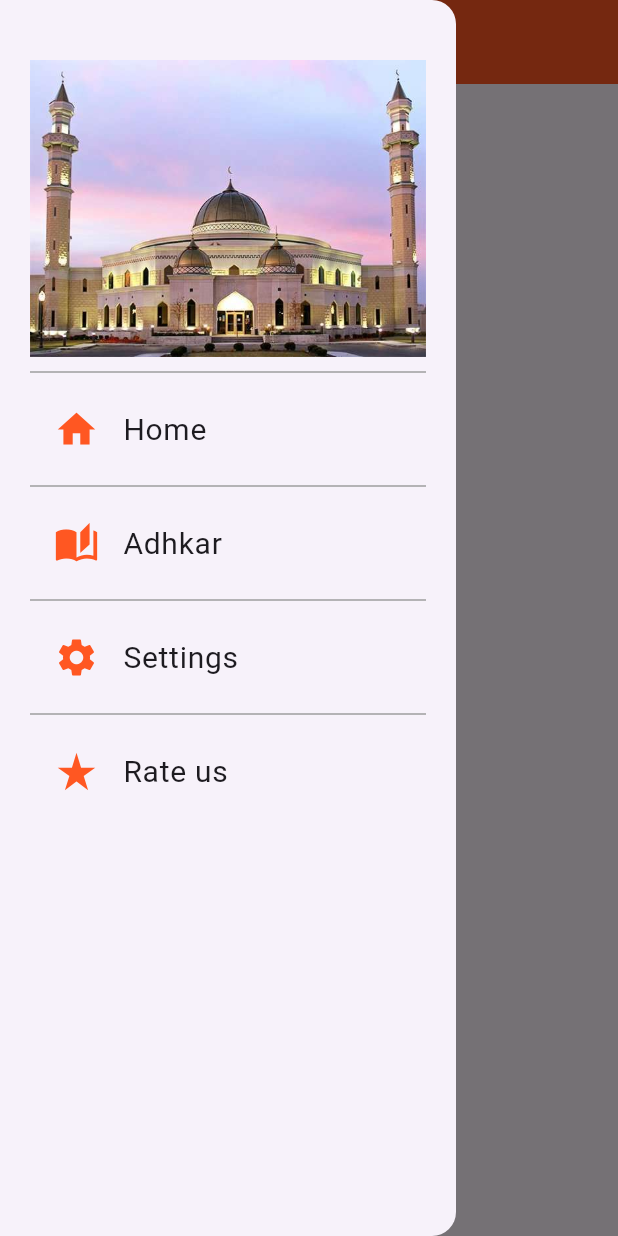
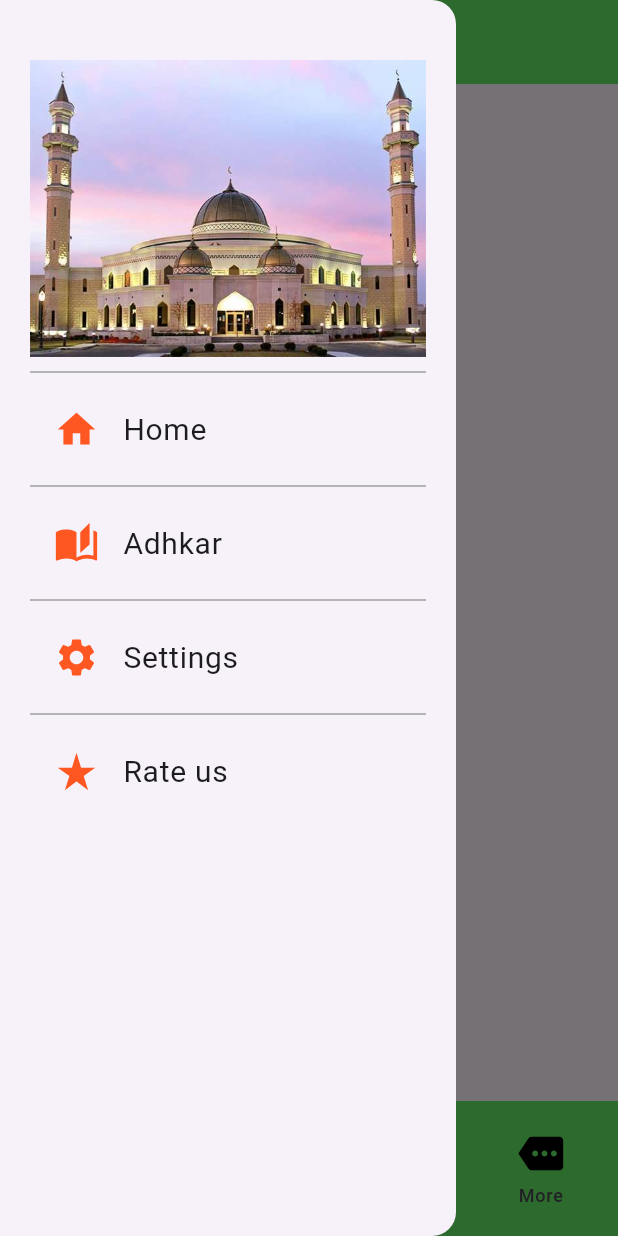
Before and after one commit to Abdssamie/Prayers_Counter_Android_App, a Flutter app: the screen it shows after launch, with the side drawer open, on a phone screen of 412 x 824 dp. Run offline on Flutter 3.47's test engine with Material 3 defaults, Android fonts, the phone set to English and light mode, and no system bars; our stand-ins replace adaptive_theme, shared_preferences.

Commit message:
features in progress

```diff
--- /dev/null
+++ b/lib/green_colors_scheme.dart
@@ -0,0 +1,34 @@
+import 'package:flutter/material.dart';
+
+// Light Mode Colors (Greenish)
+Color lBackgroundColor = const Color(0xFFE8F5E9); // Light green background
+Color lFontColor = const Color(0xFF388E3C); // Dark green text color for light mode
+Color lSecondaryFontColor = const Color(0xFF81C784); // Light green secondary text color
+Color lButtonColor = const Color(0xFF4CAF50); // Green button color
+Color lButtonTextColor = const Color(0xFFFFFFFF); // White text for buttons
+Color lCardColor = const Color(0xFF61E763); // White card background
+Color lShadowColor = const Color(0xFFBDBDBD); // Subtle gray shadow for light mode
+Color lAccentColor = const Color(0xFF66BB6A); // Light green accent color
+Color lIconColor = const Color(0xFF000000);
+
+// Dark Mode Colors (Greenish)
+Color dBackgroundColor = const Color(0xFF1B5E20); // Dark green background
+Color dFontColor = const Color(0xFFFFFFFF); // White text color for dark mode
+Color dSecondaryFontColor = const Color(0xFF81C784); // Lighter green text for dark mode
+Color dButtonColor = const Color(0xFF66BB6A); // Lighter green button color
+Color dButtonTextColor = const Color(0xFF000000); // Dark text for buttons in dark mode
+Color dCardColor = const Color(0xFF2C6B2F); // Darker green card background
+Color dShadowColor = const Color(0xFF388E3C); // Dark green shadow color
+Color dAccentColor = const Color(0xFF83CC81); // Soft green accent color
+Color dIconColor = const Color(0xFFFFFFFF);
+
+// Example variables with conditional values for light/dark mode adaptivity
+Color getBackgroundColor(bool isDarkMode) => isDarkMode ? dBackgroundColor : lBackgroundColor;
+Color getFontColor(bool isDarkMode) => isDarkMode ? dFontColor : lFontColor;
+Color getSecondaryFontColor(bool isDarkMode) => isDarkMode ? dSecondaryFontColor : lSecondaryFontColor;
+Color getButtonColor(bool isDarkMode) => isDarkMode ? dButtonColor : lButtonColor;
+Color getButtonTextColor(bool isDarkMode) => isDarkMode ? dButtonTextColor : lButtonTextColor;
+Color getCardColor(bool isDarkMode) => isDarkMode ? dCardColor : lCardColor;
+Color getShadowColor(bool isDarkMode) => isDarkMode ? dShadowColor : lShadowColor;
+Color getAccentColor(bool isDarkMode) => isDarkMode ? dAccentColor : lAccentColor;
+Color getIconColor(bool isDarkMode) => isDarkMode ? dIconColor : lIconColor;
--- a/lib/main.dart
+++ b/lib/main.dart
@@ -3,7 +3,8 @@ import 'package:adaptive_theme/adaptive_theme.dart';
 import 'package:flutter/rendering.dart';
 import 'package:shared_preferences/shared_preferences.dart';
 import 'package:official_official_official/helpers.dart';
-
+import 'package:official_official_official/green_colors_scheme.dart';
+import 'package:flutter/widgets.dart';
 
 void main() async {
   // Ensure all bindings are initialized before AdaptiveTheme.
@@ -13,7 +14,10 @@ void main() async {
   final isDarkMode = AdaptiveThemeMode.dark == savedThemeMode;
   final sharedPreferences = await SharedPreferences.getInstance();
 
-  runApp(MyApp(savedThemeMode: savedThemeMode, isDarkMode: isDarkMode, sharedPreferences: sharedPreferences));
+  runApp(MyApp(
+      savedThemeMode: savedThemeMode,
+      isDarkMode: isDarkMode,
+      sharedPreferences: sharedPreferences));
 }
 
 class MyApp extends StatelessWidget {
@@ -21,11 +25,15 @@ class MyApp extends StatelessWidget {
   final bool? isDarkMode;
   final SharedPreferences? sharedPreferences;
 
-  const MyApp({super.key, this.savedThemeMode, this.isDarkMode, this.sharedPreferences});
+  const MyApp({
+    super.key,
+    this.savedThemeMode,
+    this.isDarkMode,
+    this.sharedPreferences,
+  });
 
   @override
   Widget build(BuildContext context) {
-
     return AdaptiveTheme(
         light: ThemeData.light(useMaterial3: true),
         dark: ThemeData.dark(useMaterial3: true),
@@ -33,22 +41,30 @@ class MyApp extends StatelessWidget {
         builder: (theme, darkTheme) => MaterialApp(
               title: 'Flutter Android Application',
               theme: theme,
-          home: const HomeScreen(),
-        )
-    );
+              home: const MainApp(),
+            ));
   }
 }
 
-
-
-class HomeScreen extends StatefulWidget {
-  const HomeScreen({super.key});
+class MainApp extends StatefulWidget {
+  const MainApp({super.key});
 
   @override
-  HomeScreenState createState() => HomeScreenState();
+  MainAppState createState() => MainAppState();
 }
 
-class HomeScreenState extends State<HomeScreen> {
+class MainAppState extends State<MainApp> {
+  final List<Map<String, dynamic>> moreDestinations = [
+    {'icon': Icons.view_list_outlined, 'label': 'Ahadith'},
+    {'icon': Icons.mosque_outlined, 'label': 'Nearby Mosques'},
+    {'icon': Icons.settings_outlined, 'label': 'Settings'},
+  ];
+  static const _kFontFam = 'MyFlutterApp';
+  static const String? _kFontPkg = null;
+
+  static const IconData kaaba = IconData(0xf66b, fontFamily: _kFontFam, fontPackage: _kFontPkg);
+
+  int currentPageIndex = 0;
   int _counter = 0;
   String? _selectedAdhkar;
   final List<String> _adhkarList = [
@@ -73,13 +89,15 @@ class HomeScreenState extends State<HomeScreen> {
   @override
   Widget build(BuildContext context) {
     var currentMode = AdaptiveTheme.of(context).mode;
+    var isDarkMode = currentMode == AdaptiveThemeMode.dark;
     return Scaffold(
       appBar: AppBar(
-        backgroundColor: Colors.deepOrange,
-        title: const Text('Adhkar App',
+        backgroundColor: getCardColor(isDarkMode),
+        title: const Text(
+          'Salati Jannati',
           style: TextStyle(
             fontFamily: 'IBMPlexSansArabic',
-            fontSize: 24,
+            fontSize: 25,
             fontWeight: FontWeight.w500,
           ),
         ),
@@ -98,74 +116,70 @@ class HomeScreenState extends State<HomeScreen> {
                 switch (index) {
                   case 0:
                     return const Image(
-                      image: AssetImage("assets/images/mosque-building-fund.jpeg"),
+                      image:
+                          AssetImage("assets/images/mosque-building-fund.jpeg"),
                     );
                   case 1:
                     return ListTile(
                       onTap: () {
-                        // Handle navigation or other actions here
                         Navigator.push(
                           context,
-                        MaterialPageRoute(builder: (context) => const HomeScreen()),
+                          MaterialPageRoute(
+                              builder: (context) => const MainApp()),
                         );
                       },
-                      leading: const Icon(Icons.home, size: 30.0, color: Colors.deepOrange), // Replace with appropriate icons for each case
-                      title: const InkWell( // Use InkWell for visual feedback on tap
-                        child: Text(
-                          "Home", // Replace with appropriate text for each case
+                      leading: const Icon(Icons.home,
+                          size: 30.0, color: Colors.deepOrange),
+                      title: const Text(
+                        "Home",
                         style: TextStyle(
                           fontWeight: FontWeight.w400,
                           fontSize: 20,
-                            // Add decoration for hover effect if needed
-                          ),
                         ),
                       ),
                     );
                   case 2:
                     return ListTile(
                       onTap: () {
-                        // Handle navigation or other actions here
                         Navigator.push(
                           context,
-                          MaterialPageRoute(builder: (context) => const AdhkarPage()),
+                          MaterialPageRoute(
+                              builder: (context) => const AdhkarPage()),
                         );
                       },
-                      leading: const Icon(Icons.auto_stories, size: 30.0, color: Colors.deepOrange), // Replace with appropriate icons for each case
-                      title: const InkWell( // Use InkWell for visual feedback on tap
-                        child: Text(
-                          "Adhkar", // Replace with appropriate text for each case
+                      leading: const Icon(Icons.auto_stories,
+                          size: 30.0, color: Colors.deepOrange),
+                      title: const Text(
+                        "Adhkar",
                         style: TextStyle(
                           fontWeight: FontWeight.w400,
                           fontSize: 20,
-                            // Add decoration for hover effect if needed
-                          ),
                         ),
                       ),
                     );
                   case 3:
                     return ListTile(
                       onTap: () {
-                        // Handle navigation or other actions here
                         Navigator.push(
                           context,
-                          MaterialPageRoute(builder: (context) => const SettingsScreen()),
+                          MaterialPageRoute(
+                              builder: (context) => const SettingsScreen()),
                         );
                       },
-                      leading: const Icon(Icons.settings, size: 30.0, color: Colors.deepOrange), // Replace with appropriate icons for each case
-                      title: const InkWell( // Use InkWell for visual feedback on tap
-                        child: Text(
-                          "Settings", // Replace with appropriate text for each case
+                      leading: const Icon(Icons.settings,
+                          size: 30.0, color: Colors.deepOrange),
+                      title: const Text(
+                        "Settings",
                         style: TextStyle(
                           fontWeight: FontWeight.w400,
                           fontSize: 20,
-                            // Add decoration for hover effect if needed
-                          ),
                         ),
                       ),
                     );
                   case 4:
                     return ListTile(
-                      leading: const Icon(Icons.star_rate, size: 30.0, color: Colors.deepOrange),
+                      leading: const Icon(Icons.star_rate,
+                          size: 30.0, color: Colors.deepOrange),
                       title: GestureDetector(
                         onTap: () => launchGooglePlay("com.facebook.katana"),
                         child: const Text(
@@ -182,61 +196,74 @@ class HomeScreenState extends State<HomeScreen> {
                 }
               },
               separatorBuilder: (context, index) => const Divider(
-                color: Colors.grey, // Divider color
-                thickness: 1, // Divider thickness
-                height: 20, // Space around the divider
+                color: Colors.grey,
+                thickness: 1,
+                height: 20,
               ),
             ),
           ),
         ),
       ),
-      body: Center(
-        child: Column(
-          mainAxisAlignment: MainAxisAlignment.center,
-          children: [
-            DropdownButton<String>(
-              value: _selectedAdhkar,
-              hint: const Text('Select Adhkar'),
-              items: _adhkarList.map((adhkar) {
-                return DropdownMenuItem<String>(
-                  value: adhkar,
-                  child: Text(adhkar),
-                );
-              }).toList(),
-              onChanged: (String? newValue) {
+      bottomNavigationBar: NavigationBar(
+        height: 90,
+        indicatorColor: getFontColor(isDarkMode),
+        destinations: [
+          NavigationDestination(
+            tooltip: "Tooltip test",
+            selectedIcon: Icon(Icons.mosque_outlined,
+              size: 35, color: getBackgroundColor(isDarkMode)
+            ),
+            icon: Icon(Icons.mosque_outlined,
+                size: 30, color: getIconColor(isDarkMode)),
+            label: 'Salat times',
+          ),
+          NavigationDestination(
+            selectedIcon: Icon(Icons.format_list_bulleted_outlined,
+              size: 33, color: getBackgroundColor(isDarkMode)
+            ),
+            icon: Icon(Icons.format_list_bulleted_outlined,
+                size: 30, color: getIconColor(isDarkMode)),
+            label: 'Adhkar',
+          ),
+          NavigationDestination(
+            selectedIcon: Icon(Icons.menu_book_outlined,
+              size: 33, color: getBackgroundColor(isDarkMode)
+            ),
+            icon: Icon(Icons.menu_book_outlined,
+                size: 30, color: getIconColor(isDarkMode)),
+            label: 'Quran',
+          ),
+          NavigationDestination(
+            selectedIcon: Icon(Icons.more,
+              size: 33, color: getBackgroundColor(isDarkMode)
+            ),
+            icon: Icon(Icons.more,
+                size: 30, color: getIconColor(isDarkMode)),
+            label: 'More',
+          ),
+        ],
+        selectedIndex: currentPageIndex,
+        onDestinationSelected: (int index) {
           setState(() {
-                  _selectedAdhkar = newValue;
+            currentPageIndex = index;
           });
         },
+        backgroundColor: getCardColor(isDarkMode),
+        animationDuration: const Duration(milliseconds: 700),
       ),
-            const SizedBox(height: 20),
-            ElevatedButton(
-              onPressed: _incrementCounter,
-              style: ElevatedButton.styleFrom(
-                shape: const CircleBorder(),
-                padding: const EdgeInsets.all(30),
-              ),
-              child: Text(
-                '$_counter\n${_selectedAdhkar ?? ''}',
-                textAlign: TextAlign.center,
-                style: const TextStyle(fontSize: 20),
-              ),
-            ),
-            const SizedBox(height: 20),
-            ElevatedButton(
-              onPressed: _resetCounter,
-              child: const Text('Reset'),
-            ),
-          ],
-        ),
-      )
+      body: [
+        const Center(),
+        const Center(),
+        const Center(),
+        const Center(),
+      ][currentPageIndex],
     );
   }
 }
 
-
 class SettingsScreen extends StatefulWidget {
   const SettingsScreen({super.key});
+
   @override
   SettingsScreenState createState() => SettingsScreenState();
 }
@@ -245,15 +272,14 @@ class SettingsScreenState extends State<SettingsScreen> {
   final _formKey = GlobalKey<FormState>();
   String _userInput = '';
   late SharedPreferences? _prefs;
+
   // TODO: Fix bugs about widget inheritance and global state management
   // TODO: Try to use Provider or StreamBuilder for better state management
 
   @override
   Widget build(BuildContext context) {
     const darkModeText = "Dark Mode";
-    bool isDarkMode = AdaptiveThemeMode.dark == AdaptiveTheme
-        .of(context)
-        .mode;
+    bool isDarkMode = AdaptiveThemeMode.dark == AdaptiveTheme.of(context).mode;
     return Scaffold(
       appBar: AppBar(
         backgroundColor: Colors.deepOrange,
@@ -272,15 +298,15 @@ class SettingsScreenState extends State<SettingsScreen> {
         child: Column(
           crossAxisAlignment: CrossAxisAlignment.start,
           children: <Widget>[
-            Row(
-                children: [
+            Row(children: [
               const Padding(
-                      padding: EdgeInsets.fromLTRB(20,10,8,10),
+                padding: EdgeInsets.fromLTRB(20, 10, 8, 10),
                 child: Icon(
                   Icons.dark_mode_sharp,
-                  ),),
+                ),
+              ),
               const Padding(
-                    padding: EdgeInsets.fromLTRB(18,10,0,10),
+                padding: EdgeInsets.fromLTRB(18, 10, 0, 10),
                 child: Text(
                   textAlign: TextAlign.start,
                   darkModeText,
@@ -297,7 +323,8 @@ class SettingsScreenState extends State<SettingsScreen> {
                   value: isDarkMode,
                   onChanged: (value) {
                     toggleTheme(context);
-                        isDarkMode = AdaptiveThemeMode.dark == AdaptiveTheme.of(context).mode;
+                    isDarkMode = AdaptiveThemeMode.dark ==
+                        AdaptiveTheme.of(context).mode;
                   },
                   activeColor: Colors.white,
                   activeTrackColor: Colors.green,
@@ -305,8 +332,7 @@ class SettingsScreenState extends State<SettingsScreen> {
                   inactiveTrackColor: Colors.white,
                 ),
               ),
-                ]
-            ),
+            ]),
             const SizedBox(height: 20),
             Form(
               key: _formKey,
@@ -348,8 +374,7 @@ class SettingsScreenState extends State<SettingsScreen> {
                 onPressed: () {
                   AdaptiveTheme.of(context).setDark();
                 },
-                child: const Text("")
-            )
+                child: const Text(""))
           ],
         ),
       ),
@@ -361,48 +386,77 @@ class AdhkarPage extends StatefulWidget {
   const AdhkarPage({super.key});
 
   @override
-  AdhkarPageState createState () => AdhkarPageState();
+  AdhkarPageState createState() => AdhkarPageState();
 }
 
 class AdhkarPageState extends State<AdhkarPage> {
   final List<String> adhkarList = const [
-  "SubhanAllah", // Glory be to Allah (Recite 33 times)
-  "Alhamdulillah", // All praise is due to Allah (Recite 33 times)
-  "Allahu Akbar", // Allah is the Greatest (Recite 34 times)
-  "La ilaha illallah", // There is no god but Allah
-  "Astaghfirullah", // I seek forgiveness from Allah
-  "SubhanAllahi wa bihamdihi, SubhanAllahil Azeem", // Glory be to Allah and praise Him, glory be to Allah, the Supreme.
-  "Bismillah", // In the name of Allah
-  "La hawla wa la quwwata illa billah", // There is no power and no strength except with Allah
-  "Hasbiyallahu la ilaha illa Huwa", // Allah is sufficient for me; there is no deity except Him.
-  "Radheetu billahi Rabba wa bil Islami deena wa bi Muhammadin Nabiyya", // I am pleased with Allah as my Lord, with Islam as my religion, and with Muhammad as my Prophet.
-  "Allahumma inni as’aluka al-'afiyah", // O Allah, I ask You for health and safety.
-  "Allahumma salli ala Muhammad wa ala aali Muhammad", // O Allah, send blessings upon Muhammad and the family of Muhammad.
-  "Ya Hayyu Ya Qayyum, bi rahmatika astagheeth", // O Ever-Living, O Sustainer, in Your mercy, I seek relief.
-  "Allahumma inni a'udhu bika min al-hammi wal-hazan", // O Allah, I seek refuge in You from worry and grief.
-  "Rabbi zidni ilma", // My Lord, increase me in knowledge.
-  "SubhanAllahi wa bihamdihi, 'adada khalqihi, wa ridha nafsihi", // Glory be to Allah and His praise, as numerous as His creation and as much as He is pleased.
-  "Ya Allah, Ya Rahman, Ya Raheem", // O Allah, O Merciful, O Compassionate
-  "Rabbi habli min ladunka rahmah", // My Lord, grant me mercy from Your presence.
-  "Allahumma la sahla illa ma ja'altahu sahla", // O Allah, there is no ease except what You make easy.
-  "Ameen", // Amen
-  "Allahumma inni as'aluka al-jannah", // O Allah, I ask You for Paradise.
-  "Allahumma inni a’udhu bika min ‘adhab al-qabr", // O Allah, I seek refuge in You from the torment of the grave.
-  "Rabbi inni lima anzalta ilayya min khayrin faqir", // My Lord, I am in need of whatever good You send down to me.
-  "La ilaha illa anta subhanaka inni kuntu minaz-zalimeen", // There is no deity except You; exalted are You. Indeed, I have been of the wrongdoers.
-  "Astaghfirullaha rabbi min kulli dhambin", // I seek forgiveness from my Lord for all sins.
-  "Allahumma ajirni min an-nar", // O Allah, save me from the Fire.
-  "Allahumma innaka 'afuwwun tuhibbul-'afwa fa'fu 'anni", // O Allah, You are forgiving and love forgiveness, so forgive me.
-  "Bismillahilladhi la yadurru ma’ ismihi shay’un", // In the name of Allah, with whose name nothing in the heavens or the earth can cause harm.
-  "Alhamdulillah allathee at'amana wa saqana", // Praise be to Allah who fed us and gave us drink.
-  "Ya Muqallib al-qulub, thabbit qalbi ala deenik", // O Turner of the hearts, make my heart firm upon Your religion.
+    "SubhanAllah",
+    // Glory be to Allah (Recite 33 times)
+    "Alhamdulillah",
+    // All praise is due to Allah (Recite 33 times)
+    "Allahu Akbar",
+    // Allah is the Greatest (Recite 34 times)
+    "La ilaha illallah",
+    // There is no god but Allah
+    "Astaghfirullah",
+    // I seek forgiveness from Allah
+    "SubhanAllahi wa bihamdihi, SubhanAllahil Azeem",
+    // Glory be to Allah and praise Him, glory be to Allah, the Supreme.
+    "Bismillah",
+    // In the name of Allah
+    "La hawla wa la quwwata illa billah",
+    // There is no power and no strength except with Allah
+    "Hasbiyallahu la ilaha illa Huwa",
+    // Allah is sufficient for me; there is no deity except Him.
+    "Radheetu billahi Rabba wa bil Islami deena wa bi Muhammadin Nabiyya",
+    // I am pleased with Allah as my Lord, with Islam as my religion, and with Muhammad as my Prophet.
+    "Allahumma inni as’aluka al-'afiyah",
+    // O Allah, I ask You for health and safety.
+    "Allahumma salli ala Muhammad wa ala aali Muhammad",
+    // O Allah, send blessings upon Muhammad and the family of Muhammad.
+    "Ya Hayyu Ya Qayyum, bi rahmatika astagheeth",
+    // O Ever-Living, O Sustainer, in Your mercy, I seek relief.
+    "Allahumma inni a'udhu bika min al-hammi wal-hazan",
+    // O Allah, I seek refuge in You from worry and grief.
+    "Rabbi zidni ilma",
+    // My Lord, increase me in knowledge.
+    "SubhanAllahi wa bihamdihi, 'adada khalqihi, wa ridha nafsihi",
+    // Glory be to Allah and His praise, as numerous as His creation and as much as He is pleased.
+    "Ya Allah, Ya Rahman, Ya Raheem",
+    // O Allah, O Merciful, O Compassionate
+    "Rabbi habli min ladunka rahmah",
+    // My Lord, grant me mercy from Your presence.
+    "Allahumma la sahla illa ma ja'altahu sahla",
+    // O Allah, there is no ease except what You make easy.
+    "Ameen",
+    // Amen
+    "Allahumma inni as'aluka al-jannah",
+    // O Allah, I ask You for Paradise.
+    "Allahumma inni a’udhu bika min ‘adhab al-qabr",
+    // O Allah, I seek refuge in You from the torment of the grave.
+    "Rabbi inni lima anzalta ilayya min khayrin faqir",
+    // My Lord, I am in need of whatever good You send down to me.
+    "La ilaha illa anta subhanaka inni kuntu minaz-zalimeen",
+    // There is no deity except You; exalted are You. Indeed, I have been of the wrongdoers.
+    "Astaghfirullaha rabbi min kulli dhambin",
+    // I seek forgiveness from my Lord for all sins.
+    "Allahumma ajirni min an-nar",
+    // O Allah, save me from the Fire.
+    "Allahumma innaka 'afuwwun tuhibbul-'afwa fa'fu 'anni",
+    // O Allah, You are forgiving and love forgiveness, so forgive me.
+    "Bismillahilladhi la yadurru ma’ ismihi shay’un",
+    // In the name of Allah, with whose name nothing in the heavens or the earth can cause harm.
+    "Alhamdulillah allathee at'amana wa saqana",
+    // Praise be to Allah who fed us and gave us drink.
+    "Ya Muqallib al-qulub, thabbit qalbi ala deenik",
+    // O Turner of the hearts, make my heart firm upon Your religion.
   ];
 
   @override
   Widget build(BuildContext context) {
     return Scaffold(
-      appBar:
-      AppBar(
+      appBar: AppBar(
         title: const Text("Adhkar"),
         backgroundColor: Colors.deepOrange,
       ),
@@ -426,7 +480,8 @@ class AdhkarPageState extends State<AdhkarPage> {
                       child: ListTile(
                         leading: const Icon(Icons.fiber_manual_record),
                         title: Text(adhkarList[index]),
-                        tileColor: Theme.of(context).brightness == Brightness.light
+                        tileColor:
+                            Theme.of(context).brightness == Brightness.light
                                 ? Colors.grey[200]
                                 : Colors.grey[800],
                         shape: RoundedRectangleBorder(
@@ -436,10 +491,7 @@ class AdhkarPageState extends State<AdhkarPage> {
                         style: ListTileStyle.drawer,
                       ),
                     );
-                  }
-                )
-              )
-          ),
+                  }))),
     );
   }
 }
--- a/pubspec.yaml
+++ b/pubspec.yaml
@@ -63,6 +63,10 @@ flutter:
     - family: IBMPlexSansArabic
       fonts:
         - asset: assets/fonts/IBMPlexSansArabic-Regular.ttf
+
+    - family: MyFlutterApp
+      fonts:
+       - asset: assets/fonts/MyFlutterApp.ttf
   # The following line ensures that the Material Icons font is
   # included with your application, so that you can use the icons in
   # the material Icons class.
```
Also changed, not shown: assets/fonts/MyFlutterApp.ttf (added). Lines whose indentation alone changed are shown as unchanged.
